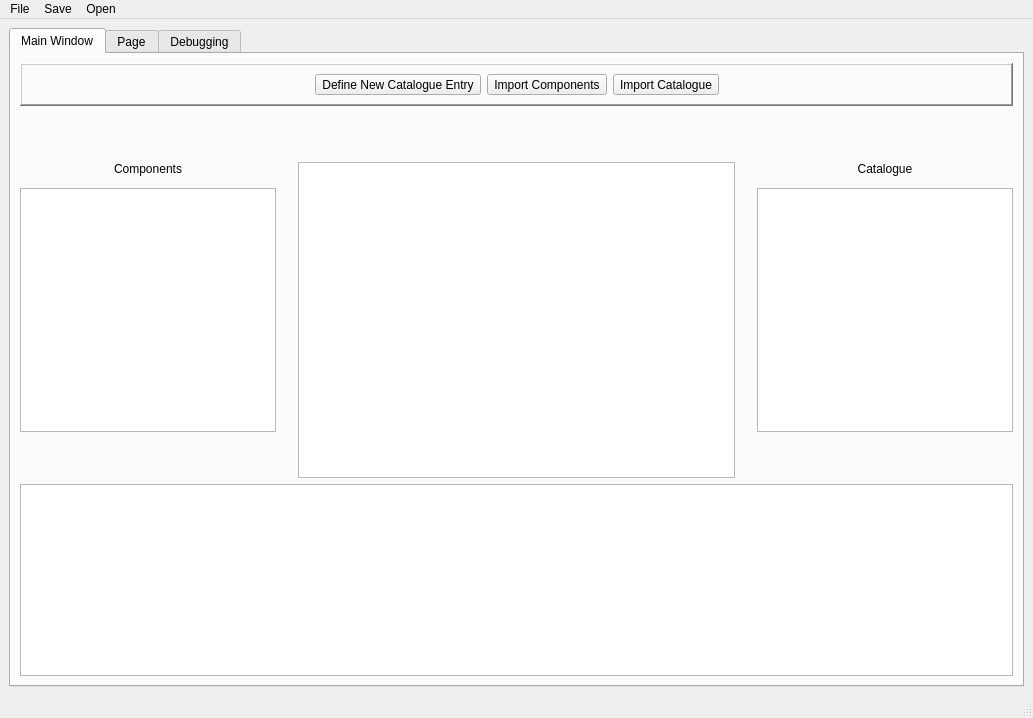
Before: the Qt Designer form SPSv2/mainwindow.ui in etquist/SPSv2, drawn with Qt 5.
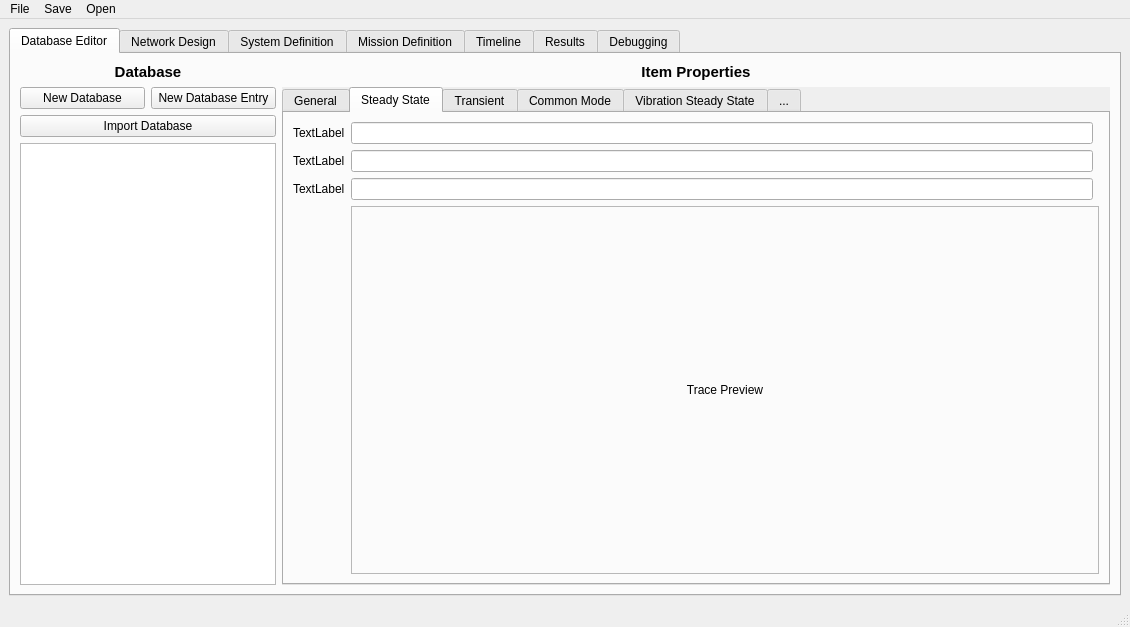
After: the same form once the commit is applied. The open tabs and pages were chosen to show the change. Custom widgets are drawn as their Qt base class.

```diff
--- a/SPSv2/mainwindow.ui
+++ b/SPSv2/mainwindow.ui
@@ -6,8 +6,8 @@
    <rect>
     <x>0</x>
     <y>0</y>
-    <width>1033</width>
-    <height>718</height>
+    <width>1130</width>
+    <height>627</height>
    </rect>
   </property>
   <property name="windowTitle">
@@ -15,51 +15,405 @@
   </property>
   <widget class="QWidget" name="centralwidget">
    <layout class="QGridLayout" name="gridLayout_2">
-    <item row="1" column="0" rowspan="2">
+    <item row="0" column="0">
      <widget class="QTabWidget" name="tabWidget">
+      <property name="font">
+       <font>
+        <pointsize>9</pointsize>
+       </font>
+      </property>
+      <property name="autoFillBackground">
+       <bool>true</bool>
+      </property>
       <property name="currentIndex">
-       <number>0</number>
+       <number>1</number>
       </property>
+      <widget class="QWidget" name="tab_5">
+       <attribute name="title">
+        <string>Database Editor</string>
+       </attribute>
+       <layout class="QGridLayout" name="gridLayout_6">
+        <item row="0" column="0">
+         <layout class="QGridLayout" name="gridLayout_5">
+          <item row="1" column="0">
+           <widget class="QPushButton" name="newDatabaseName_tab1">
+            <property name="text">
+             <string>New Database</string>
+            </property>
+           </widget>
+          </item>
+          <item row="0" column="0" colspan="2">
+           <widget class="QLabel" name="label_2">
+            <property name="font">
+             <font>
+              <pointsize>11</pointsize>
+              <bold>true</bold>
+             </font>
+            </property>
+            <property name="text">
+             <string>Database</string>
+            </property>
+            <property name="alignment">
+             <set>Qt::AlignCenter</set>
+            </property>
+           </widget>
+          </item>
+          <item row="3" column="0" colspan="2">
+           <widget class="QTreeView" name="catalogView_1">
+            <property name="sizePolicy">
+             <sizepolicy hsizetype="Maximum" vsizetype="Expanding">
+              <horstretch>0</horstretch>
+              <verstretch>0</verstretch>
+             </sizepolicy>
+            </property>
+            <property name="maximumSize">
+             <size>
+              <width>500</width>
+              <height>16777215</height>
+             </size>
+            </property>
+            <property name="dragEnabled">
+             <bool>true</bool>
+            </property>
+            <property name="dragDropOverwriteMode">
+             <bool>true</bool>
+            </property>
+            <property name="dragDropMode">
+             <enum>QAbstractItemView::InternalMove</enum>
+            </property>
+            <property name="defaultDropAction">
+             <enum>Qt::MoveAction</enum>
+            </property>
+            <property name="sortingEnabled">
+             <bool>true</bool>
+            </property>
+           </widget>
+          </item>
+          <item row="1" column="1">
+           <widget class="QPushButton" name="newCatalogEntry_tab1">
+            <property name="text">
+             <string>New Database Entry</string>
+            </property>
+           </widget>
+          </item>
+          <item row="2" column="0" colspan="2">
+           <widget class="QPushButton" name="importDatabase_tab1">
+            <property name="text">
+             <string>Import Database</string>
+            </property>
+           </widget>
+          </item>
+          <item row="0" column="2">
+           <widget class="QLabel" name="label_3">
+            <property name="font">
+             <font>
+              <pointsize>11</pointsize>
+              <bold>true</bold>
+             </font>
+            </property>
+            <property name="text">
+             <string>Item Properties</string>
+            </property>
+            <property name="alignment">
+             <set>Qt::AlignCenter</set>
+            </property>
+           </widget>
+          </item>
+          <item row="1" column="2" rowspan="3">
+           <widget class="QTabWidget" name="databaseEditor">
+            <property name="autoFillBackground">
+             <bool>true</bool>
+            </property>
+            <property name="currentIndex">
+             <number>0</number>
+            </property>
+            <widget class="QWidget" name="tab_8">
+             <attribute name="title">
+              <string>General</string>
+             </attribute>
+             <layout class="QGridLayout" name="gridLayout_9">
+              <item row="3" column="1">
+               <widget class="QLineEdit" name="lineEdit_3"/>
+              </item>
+              <item row="2" column="0">
+               <widget class="QLabel" name="label_5">
+                <property name="text">
+                 <string>Voltage</string>
+                </property>
+               </widget>
+              </item>
+              <item row="2" column="1">
+               <widget class="QLineEdit" name="lineEdit_2"/>
+              </item>
+              <item row="0" column="1">
+               <widget class="QLineEdit" name="lineEdit"/>
+              </item>
+              <item row="3" column="0">
+               <widget class="QLabel" name="label_6">
+                <property name="text">
+                 <string>TextLabel</string>
+                </property>
+               </widget>
+              </item>
+              <item row="0" column="0">
+               <widget class="QLabel" name="label_4">
+                <property name="text">
+                 <string>Name</string>
+                </property>
+               </widget>
+              </item>
+              <item row="4" column="1">
+               <spacer name="verticalSpacer">
+                <property name="orientation">
+                 <enum>Qt::Vertical</enum>
+                </property>
+                <property name="sizeHint" stdset="0">
+                 <size>
+                  <width>20</width>
+                  <height>40</height>
+                 </size>
+                </property>
+               </spacer>
+              </item>
+             </layout>
+            </widget>
+            <widget class="QWidget" name="tab_10">
+             <attribute name="title">
+              <string>Steady State</string>
+             </attribute>
+             <layout class="QGridLayout" name="gridLayout_11">
+              <item row="0" column="1">
+               <widget class="QLineEdit" name="lineEdit_4"/>
+              </item>
+              <item row="2" column="1">
+               <widget class="QLineEdit" name="lineEdit_6"/>
+              </item>
+              <item row="2" column="0">
+               <widget class="QLabel" name="label_9">
+                <property name="text">
+                 <string>TextLabel</string>
+                </property>
+               </widget>
+              </item>
+              <item row="1" column="0">
+               <widget class="QLabel" name="label_8">
+                <property name="text">
+                 <string>TextLabel</string>
+                </property>
+               </widget>
+              </item>
+              <item row="0" column="0">
+               <widget class="QLabel" name="label_7">
+                <property name="text">
+                 <string>TextLabel</string>
+                </property>
+               </widget>
+              </item>
+              <item row="1" column="1">
+               <widget class="QLineEdit" name="lineEdit_5"/>
+              </item>
+              <item row="3" column="0">
+               <spacer name="verticalSpacer_5">
+                <property name="orientation">
+                 <enum>Qt::Vertical</enum>
+                </property>
+                <property name="sizeHint" stdset="0">
+                 <size>
+                  <width>20</width>
+                  <height>40</height>
+                 </size>
+                </property>
+               </spacer>
+              </item>
+              <item row="3" column="1" colspan="2">
+               <widget class="QFrame" name="frame">
+                <property name="frameShape">
+                 <enum>QFrame::StyledPanel</enum>
+                </property>
+                <property name="frameShadow">
+                 <enum>QFrame::Raised</enum>
+                </property>
+                <layout class="QVBoxLayout" name="verticalLayout">
+                 <item>
+                  <widget class="QLabel" name="label_13">
+                   <property name="text">
+                    <string>Trace Preview</string>
+                   </property>
+                   <property name="alignment">
+                    <set>Qt::AlignCenter</set>
+                   </property>
+                  </widget>
+                 </item>
+                </layout>
+               </widget>
+              </item>
+             </layout>
+            </widget>
+            <widget class="QWidget" name="tab_9">
+             <attribute name="title">
+              <string>Transient</string>
+             </attribute>
+             <layout class="QGridLayout" name="gridLayout_10">
+              <item row="0" column="0">
+               <widget class="QLabel" name="label_14">
+                <property name="text">
+                 <string>TextLabel</string>
+                </property>
+               </widget>
+              </item>
+              <item row="1" column="0">
+               <widget class="QTableView" name="tableView"/>
+              </item>
+              <item row="1" column="1">
+               <widget class="QFrame" name="frame_2">
+                <property name="sizePolicy">
+                 <sizepolicy hsizetype="Expanding" vsizetype="Preferred">
+                  <horstretch>0</horstretch>
+                  <verstretch>0</verstretch>
+                 </sizepolicy>
+                </property>
+                <property name="frameShape">
+                 <enum>QFrame::StyledPanel</enum>
+                </property>
+                <property name="frameShadow">
+                 <enum>QFrame::Raised</enum>
+                </property>
+                <widget class="QLabel" name="label_16">
+                 <property name="geometry">
+                  <rect>
+                   <x>120</x>
+                   <y>160</y>
+                   <width>63</width>
+                   <height>20</height>
+                  </rect>
+                 </property>
+                 <property name="text">
+                  <string>Trace Editor</string>
+                 </property>
+                </widget>
+               </widget>
+              </item>
+              <item row="0" column="1">
+               <widget class="QLabel" name="label_15">
+                <property name="text">
+                 <string>Trace Editor</string>
+                </property>
+               </widget>
+              </item>
+             </layout>
+            </widget>
+            <widget class="QWidget" name="tab_11">
+             <attribute name="title">
+              <string>Common Mode</string>
+             </attribute>
+             <layout class="QGridLayout" name="gridLayout_12">
+              <item row="0" column="0">
+               <widget class="QLabel" name="label_10">
+                <property name="text">
+                 <string>TextLabel</string>
+                </property>
+               </widget>
+              </item>
+              <item row="0" column="1">
+               <widget class="QLineEdit" name="lineEdit_7"/>
+              </item>
+              <item row="1" column="0">
+               <widget class="QLabel" name="label_11">
+                <property name="text">
+                 <string>TextLabel</string>
+                </property>
+               </widget>
+              </item>
+              <item row="1" column="1">
+               <widget class="QLineEdit" name="lineEdit_8"/>
+              </item>
+              <item row="2" column="0">
+               <widget class="QLabel" name="label_12">
+                <property name="text">
+                 <string>TextLabel</string>
+                </property>
+               </widget>
+              </item>
+              <item row="2" column="1">
+               <widget class="QLineEdit" name="lineEdit_9"/>
+              </item>
+              <item row="3" column="1">
+               <spacer name="verticalSpacer_6">
+                <property name="orientation">
+                 <enum>Qt::Vertical</enum>
+                </property>
+                <property name="sizeHint" stdset="0">
+                 <size>
+                  <width>20</width>
+                  <height>40</height>
+                 </size>
+                </property>
+               </spacer>
+              </item>
+             </layout>
+            </widget>
+            <widget class="QWidget" name="tab_12">
+             <attribute name="title">
+              <string>Vibration Steady State</string>
+             </attribute>
+            </widget>
+            <widget class="QWidget" name="tab_13">
+             <attribute name="title">
+              <string>...</string>
+             </attribute>
+            </widget>
+           </widget>
+          </item>
+         </layout>
+        </item>
+       </layout>
+      </widget>
       <widget class="QWidget" name="tab">
        <attribute name="title">
-        <string>Main Window</string>
+        <string>Network Design</string>
        </attribute>
        <layout class="QGridLayout" name="gridLayout_3">
         <item row="0" column="0">
          <layout class="QGridLayout" name="gridLayout">
-          <item row="6" column="5">
-           <spacer name="verticalSpacer_4">
+          <item row="4" column="1">
+           <spacer name="horizontalSpacer">
             <property name="orientation">
-             <enum>Qt::Vertical</enum>
+             <enum>Qt::Horizontal</enum>
             </property>
             <property name="sizeType">
              <enum>QSizePolicy::Maximum</enum>
             </property>
             <property name="sizeHint" stdset="0">
              <size>
-              <width>20</width>
-              <height>40</height>
+              <width>40</width>
+              <height>20</height>
              </size>
             </property>
            </spacer>
           </item>
-          <item row="6" column="0">
-           <spacer name="verticalSpacer_2">
-            <property name="orientation">
-             <enum>Qt::Vertical</enum>
+          <item row="2" column="4" rowspan="2">
+           <widget class="QLabel" name="catalogueLabel">
+            <property name="font">
+             <font>
+              <pointsize>10</pointsize>
+              <bold>true</bold>
+             </font>
             </property>
-            <property name="sizeType">
-             <enum>QSizePolicy::Maximum</enum>
+            <property name="text">
+             <string>Database</string>
             </property>
-            <property name="sizeHint" stdset="0">
-             <size>
-              <width>20</width>
-              <height>40</height>
-             </size>
+            <property name="textFormat">
+             <enum>Qt::AutoText</enum>
             </property>
-           </spacer>
+            <property name="alignment">
+             <set>Qt::AlignBottom|Qt::AlignHCenter</set>
+            </property>
+            <property name="wordWrap">
+             <bool>false</bool>
+            </property>
+           </widget>
           </item>
-          <item row="1" column="0" colspan="6">
+          <item row="1" column="0" colspan="5">
            <spacer name="verticalSpacer_3">
             <property name="orientation">
              <enum>Qt::Vertical</enum>
@@ -75,8 +429,8 @@
             </property>
            </spacer>
           </item>
-          <item row="2" column="0">
-           <spacer name="verticalSpacer_5">
+          <item row="5" column="0">
+           <spacer name="verticalSpacer_2">
             <property name="orientation">
              <enum>Qt::Vertical</enum>
             </property>
@@ -86,38 +440,12 @@
             <property name="sizeHint" stdset="0">
              <size>
               <width>20</width>
-              <height>40</height>
+              <height>20</height>
              </size>
             </property>
            </spacer>
           </item>
-          <item row="2" column="5">
-           <spacer name="verticalSpacer">
-            <property name="orientation">
-             <enum>Qt::Vertical</enum>
-            </property>
-            <property name="sizeType">
-             <enum>QSizePolicy::Maximum</enum>
-            </property>
-            <property name="sizeHint" stdset="0">
-             <size>
-              <width>20</width>
-              <height>40</height>
-             </size>
-            </property>
-           </spacer>
-          </item>
-          <item row="3" column="0">
-           <widget class="QLabel" name="label">
-            <property name="text">
-             <string>Components</string>
-            </property>
-            <property name="alignment">
-             <set>Qt::AlignBottom|Qt::AlignHCenter</set>
-            </property>
-           </widget>
-          </item>
-          <item row="0" column="0" colspan="6">
+          <item row="0" column="0" colspan="5">
            <widget class="QFrame" name="Toolbar">
             <property name="sizePolicy">
              <sizepolicy hsizetype="Preferred" vsizetype="Fixed">
@@ -138,12 +466,24 @@
              <enum>QFrame::Raised</enum>
             </property>
             <property name="lineWidth">
-             <number>4</number>
-            </property>
-            <property name="midLineWidth">
              <number>2</number>
             </property>
+            <property name="midLineWidth">
+             <number>1</number>
+            </property>
             <layout class="QHBoxLayout" name="horizontalLayout">
+             <property name="leftMargin">
+              <number>5</number>
+             </property>
+             <property name="topMargin">
+              <number>5</number>
+             </property>
+             <property name="rightMargin">
+              <number>5</number>
+             </property>
+             <property name="bottomMargin">
+              <number>5</number>
+             </property>
              <item>
               <spacer name="horizontalSpacer_3">
                <property name="orientation">
@@ -157,30 +497,6 @@
                </property>
               </spacer>
              </item>
-             <item>
-              <widget class="QToolButton" name="toolButton_4">
-               <property name="text">
-                <string>Define New Catalogue Entry</string>
-               </property>
-               <property name="autoRaise">
-                <bool>false</bool>
-               </property>
-              </widget>
-             </item>
-             <item>
-              <widget class="QToolButton" name="toolButton_5">
-               <property name="text">
-                <string>Import Components</string>
-               </property>
-              </widget>
-             </item>
-             <item>
-              <widget class="QToolButton" name="toolButton_6">
-               <property name="text">
-                <string>Import Catalogue</string>
-               </property>
-              </widget>
-             </item>
              <item>
               <spacer name="horizontalSpacer_4">
                <property name="orientation">
@@ -198,38 +514,22 @@
            </widget>
           </item>
           <item row="5" column="4">
-           <spacer name="horizontalSpacer_2">
+           <spacer name="verticalSpacer_4">
             <property name="orientation">
-             <enum>Qt::Horizontal</enum>
+             <enum>Qt::Vertical</enum>
             </property>
             <property name="sizeType">
-             <enum>QSizePolicy::Minimum</enum>
+             <enum>QSizePolicy::Maximum</enum>
             </property>
             <property name="sizeHint" stdset="0">
              <size>
-              <width>10</width>
+              <width>20</width>
               <height>20</height>
              </size>
             </property>
            </spacer>
           </item>
-          <item row="3" column="5">
-           <widget class="QLabel" name="catalogueLabel">
-            <property name="text">
-             <string>Catalogue</string>
-            </property>
-            <property name="textFormat">
-             <enum>Qt::AutoText</enum>
-            </property>
-            <property name="alignment">
-             <set>Qt::AlignBottom|Qt::AlignHCenter</set>
-            </property>
-            <property name="wordWrap">
-             <bool>false</bool>
-            </property>
-           </widget>
-          </item>
-          <item row="5" column="5">
+          <item row="4" column="4">
            <widget class="QTreeView" name="catalogView">
             <property name="sizePolicy">
              <sizepolicy hsizetype="Maximum" vsizetype="Expanding">
@@ -237,9 +537,45 @@
               <verstretch>0</verstretch>
              </sizepolicy>
             </property>
+            <property name="font">
+             <font>
+              <pointsize>10</pointsize>
+             </font>
+            </property>
+            <property name="sortingEnabled">
+             <bool>false</bool>
+            </property>
            </widget>
           </item>
-          <item row="7" column="0" colspan="6">
+          <item row="2" column="2" rowspan="3">
+           <widget class="QFrame" name="gridEditWindow">
+            <property name="sizePolicy">
+             <sizepolicy hsizetype="Expanding" vsizetype="Preferred">
+              <horstretch>0</horstretch>
+              <verstretch>0</verstretch>
+             </sizepolicy>
+            </property>
+            <property name="minimumSize">
+             <size>
+              <width>200</width>
+              <height>200</height>
+             </size>
+            </property>
+            <property name="autoFillBackground">
+             <bool>false</bool>
+            </property>
+            <property name="styleSheet">
+             <string notr="true">background-color:  white</string>
+            </property>
+            <property name="frameShape">
+             <enum>QFrame::Box</enum>
+            </property>
+            <property name="frameShadow">
+             <enum>QFrame::Plain</enum>
+            </property>
+           </widget>
+          </item>
+          <item row="6" column="0" colspan="5">
            <widget class="QTableWidget" name="tableWidget">
             <property name="sizePolicy">
              <sizepolicy hsizetype="Expanding" vsizetype="Maximum">
@@ -247,38 +583,14 @@
               <verstretch>0</verstretch>
              </sizepolicy>
             </property>
-           </widget>
-          </item>
-          <item row="3" column="3" rowspan="4">
-           <widget class="customGraphicsWidget" name="networkInterface">
-            <property name="lineWidth">
-             <number>3</number>
+            <property name="font">
+             <font>
+              <pointsize>10</pointsize>
+             </font>
             </property>
-            <property name="interactive">
-             <bool>true</bool>
-            </property>
-            <property name="dragMode">
-             <enum>QGraphicsView::NoDrag</enum>
-            </property>
            </widget>
           </item>
-          <item row="5" column="1" colspan="2">
-           <spacer name="horizontalSpacer">
-            <property name="orientation">
-             <enum>Qt::Horizontal</enum>
-            </property>
-            <property name="sizeType">
-             <enum>QSizePolicy::Minimum</enum>
-            </property>
-            <property name="sizeHint" stdset="0">
-             <size>
-              <width>10</width>
-              <height>20</height>
-             </size>
-            </property>
-           </spacer>
-          </item>
-          <item row="5" column="0">
+          <item row="4" column="0">
            <widget class="QTreeView" name="componentsListView">
             <property name="sizePolicy">
              <sizepolicy hsizetype="Maximum" vsizetype="Expanding">
@@ -286,6 +598,11 @@
               <verstretch>0</verstretch>
              </sizepolicy>
             </property>
+            <property name="font">
+             <font>
+              <pointsize>10</pointsize>
+             </font>
+            </property>
             <property name="dragEnabled">
              <bool>true</bool>
             </property>
@@ -294,13 +611,60 @@
             </property>
            </widget>
           </item>
+          <item row="4" column="3">
+           <spacer name="horizontalSpacer_2">
+            <property name="orientation">
+             <enum>Qt::Horizontal</enum>
+            </property>
+            <property name="sizeType">
+             <enum>QSizePolicy::Maximum</enum>
+            </property>
+            <property name="sizeHint" stdset="0">
+             <size>
+              <width>40</width>
+              <height>20</height>
+             </size>
+            </property>
+           </spacer>
+          </item>
+          <item row="2" column="0" rowspan="2">
+           <widget class="QLabel" name="label">
+            <property name="font">
+             <font>
+              <pointsize>10</pointsize>
+              <bold>true</bold>
+             </font>
+            </property>
+            <property name="text">
+             <string>Active Components</string>
+            </property>
+            <property name="alignment">
+             <set>Qt::AlignBottom|Qt::AlignHCenter</set>
+            </property>
+           </widget>
+          </item>
          </layout>
         </item>
        </layout>
       </widget>
+      <widget class="QWidget" name="tab_4">
+       <attribute name="title">
+        <string>System Definition</string>
+       </attribute>
+      </widget>
       <widget class="QWidget" name="tab_3">
        <attribute name="title">
-        <string>Page</string>
+        <string>Mission Definition</string>
+       </attribute>
+      </widget>
+      <widget class="QWidget" name="tab_6">
+       <attribute name="title">
+        <string>Timeline</string>
+       </attribute>
+      </widget>
+      <widget class="QWidget" name="tab_7">
+       <attribute name="title">
+        <string>Results</string>
        </attribute>
       </widget>
       <widget class="QWidget" name="tab_2">
@@ -424,8 +788,8 @@
     <rect>
      <x>0</x>
      <y>0</y>
-     <width>1033</width>
-     <height>22</height>
+     <width>1130</width>
+     <height>26</height>
     </rect>
    </property>
    <widget class="QMenu" name="menuFile">
@@ -479,13 +843,6 @@
    </property>
   </action>
  </widget>
- <customwidgets>
-  <customwidget>
-   <class>customGraphicsWidget</class>
-   <extends>QGraphicsView</extends>
-   <header location="global">customgraphicswidget.h</header>
-  </customwidget>
- </customwidgets>
  <tabstops>
   <tabstop>toolButton_5</tabstop>
   <tabstop>toolButton_6</tabstop>
```
Left out of the diff: 4 changed lines with no effect on the pictures.
